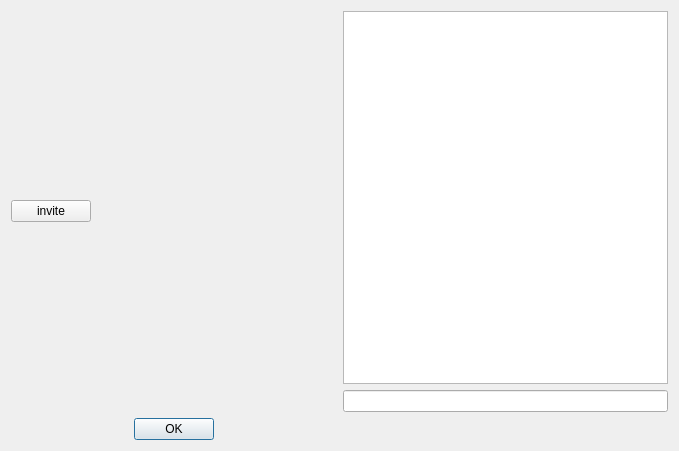
Qt form src/client/gui/livejamming/app/roomdialog.ui (sush/Live-Jamming) before a commit.
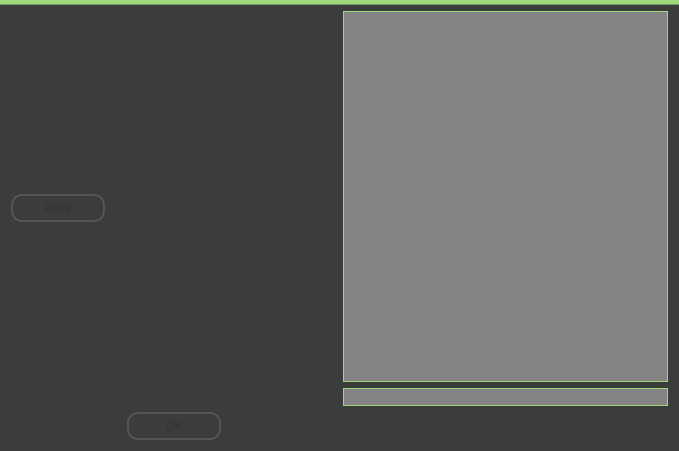
The same form after that commit.

What changed in the file:
```diff
--- a/src/client/gui/livejamming/app/roomdialog.ui
+++ b/src/client/gui/livejamming/app/roomdialog.ui
@@ -13,6 +13,42 @@
   <property name="windowTitle">
    <string>Room</string>
   </property>
+  <property name="styleSheet">
+   <string notr="true">QDialog {
+	background: qlineargradient(spread:pad, x1:0, y1:0, x2:0, y2:1, stop:0.00934579 rgba(155, 217, 122, 255), stop:0.0116822 rgba(59, 61, 59, 255), stop:0.995455 rgba(59, 61, 59, 255));
+}
+
+QDialog QPushButton {
+color: #333;
+border: 2px solid #555;
+border-radius: 11px;
+padding: 5px;
+background: qradialgradient(cx: 0.3, cy: -0.4,
+fx: 0.3, fy: -0.4,
+radius: 1.35, stop: 0 #fff, stop: 1 #888);
+min-width: 80px;
+}
+QDialog QPushButton:hover {
+background: qradialgradient(cx: 0.3, cy: -0.4,
+fx: 0.3, fy: -0.4,
+radius: 1.35, stop: 0 #fff, stop: 1 #bbb);
+}
+QDialog QPushButton:pressed {
+background: qradialgradient(cx: 0.4, cy: -0.1,
+fx: 0.4, fy: -0.1,
+radius: 1.35, stop: 0 #fff, stop: 1 #ddd);
+}
+QDialog QTextEdit {
+	background: rgb(132, 132, 132);
+	border: 1px solid #9BD97A;
+	color: #FFFFFF;
+}
+QDialog QLineEdit {
+	background: rgb(132, 132, 132);
+	border: 1px solid #9BD97A;
+	color: #FFFFFF;
+}</string>
+  </property>
   <layout class="QGridLayout" name="gridLayout">
    <item row="0" column="0">
     <layout class="QVBoxLayout" name="playersVBox">
```
